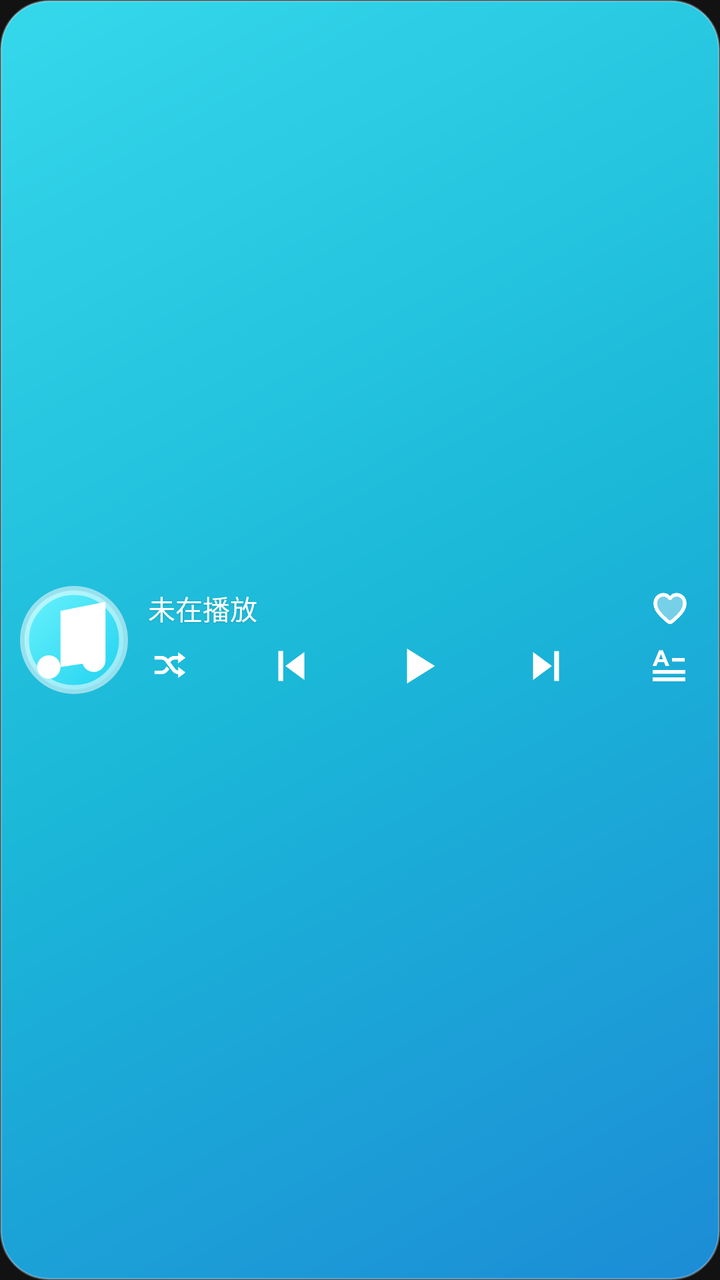
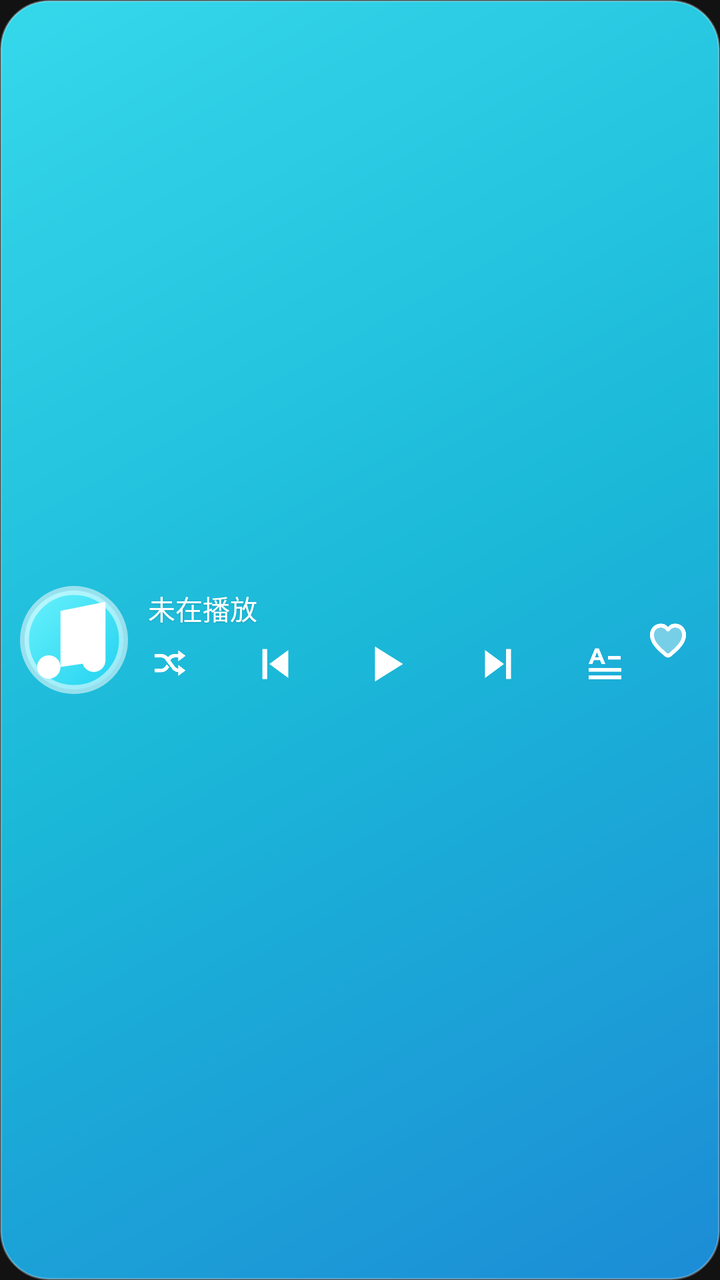

Screens rendered from an Android XML layout before and after an edit, with the pre-edit source and the edit as a unified diff.
<!-- AndroidManifest.xml: application theme Theme.Sonance -->
<!-- res/layout/widget_bar.xml -->
<?xml version="1.0" encoding="utf-8"?>
<FrameLayout xmlns:android="http://schemas.android.com/apk/res/android"
    android:id="@+id/widget_root"
    android:layout_width="match_parent"
    android:layout_height="match_parent"
    android:background="@android:color/transparent">

    <ImageView
        android:id="@+id/widget_bg_img"
        android:layout_width="match_parent"
        android:layout_height="match_parent"
        android:importantForAccessibility="no"
        android:scaleType="fitXY"
        android:src="@drawable/widget_bg" />

    <LinearLayout
        android:layout_width="match_parent"
        android:layout_height="match_parent"
        android:gravity="center_vertical"
        android:orientation="horizontal"
        android:paddingStart="10dp"
        android:paddingTop="6dp"
        android:paddingEnd="14dp"
        android:paddingBottom="6dp">

        <ImageView
            android:id="@+id/widget_cover"
            android:layout_width="54dp"
            android:layout_height="54dp"
            android:contentDescription="@string/widget_cover_desc"
            android:scaleType="fitCenter"
            android:src="@drawable/widget_placeholder" />

        <LinearLayout
            android:layout_width="0dp"
            android:layout_height="match_parent"
            android:layout_marginStart="10dp"
            android:layout_weight="1"
            android:gravity="center_vertical"
            android:orientation="vertical">

            
            <LinearLayout
                android:layout_width="match_parent"
                android:layout_height="wrap_content"
                android:gravity="center_vertical"
                android:orientation="horizontal">

                <FrameLayout
                    android:layout_width="0dp"
                    android:layout_height="wrap_content"
                    android:layout_marginEnd="6dp"
                    android:layout_weight="1">

                    <LinearLayout
                        android:id="@+id/widget_info_group"
                        android:layout_width="match_parent"
                        android:layout_height="wrap_content"
                        android:orientation="vertical">

                        <TextView
                            android:id="@+id/widget_title"
                            android:layout_width="match_parent"
                            android:layout_height="wrap_content"
                            android:ellipsize="end"
                            android:fontFamily="sans-serif-medium"
                            android:includeFontPadding="false"
                            android:maxLines="1"
                            android:shadowColor="#26000000"
                            android:shadowDy="1"
                            android:shadowRadius="2"
                            android:text="@string/widget_idle_title"
                            android:textColor="#FFFFFFFF"
                            android:textSize="13.5sp" />

                        <TextView
                            android:id="@+id/widget_artist"
                            android:layout_width="0dp"
                            android:layout_height="0dp"
                            android:visibility="gone" />
                    </LinearLayout>

                    <LinearLayout
                        android:id="@+id/widget_lyric_group"
                        android:layout_width="match_parent"
                        android:layout_height="wrap_content"
                        android:orientation="vertical"
                        android:visibility="gone">

                        <TextView
                            android:id="@+id/widget_lyric_prev"
                            android:layout_width="0dp"
                            android:layout_height="0dp"
                            android:visibility="gone" />

                        <TextView
                            android:id="@+id/widget_lyric_cur"
                            android:layout_width="match_parent"
                            android:layout_height="wrap_content"
                            android:ellipsize="end"
                            android:fontFamily="sans-serif-medium"
                            android:includeFontPadding="false"
                            android:maxLines="1"
                            android:shadowColor="#26000000"
                            android:shadowDy="1"
                            android:shadowRadius="2"
                            android:textColor="#FFFFFFFF"
                            android:textSize="13.5sp" />

                        <TextView
                            android:id="@+id/widget_lyric_next"
                            android:layout_width="0dp"
                            android:layout_height="0dp"
                            android:visibility="gone" />
                    </LinearLayout>
                </FrameLayout>

                <ImageView
                    android:id="@+id/widget_fav"
                    android:layout_width="22dp"
                    android:layout_height="22dp"
                    android:background="@drawable/widget_btn_ripple"
                    android:contentDescription="@string/widget_fav_desc"
                    android:scaleType="fitCenter"
                    android:src="@drawable/widget_ic_heart_outline" />
            </LinearLayout>

            
            <LinearLayout
                android:id="@+id/widget_controls"
                android:layout_width="match_parent"
                android:layout_height="wrap_content"
                android:layout_marginTop="4dp"
                android:gravity="center_vertical"
                android:orientation="horizontal">

                <ImageView
                    android:id="@+id/widget_mode"
                    android:layout_width="22dp"
                    android:layout_height="22dp"
                    android:background="@drawable/widget_btn_ripple"
                    android:contentDescription="@string/widget_mode_desc"
                    android:scaleType="fitCenter"
                    android:src="@drawable/widget_ic_mode_shuffle" />

                <FrameLayout
                    android:layout_width="0dp"
                    android:layout_height="1dp"
                    android:layout_weight="1" />

                <ImageView
                    android:id="@+id/widget_prev"
                    android:layout_width="24dp"
                    android:layout_height="24dp"
                    android:background="@drawable/widget_btn_ripple"
                    android:contentDescription="@string/widget_prev_desc"
                    android:scaleType="fitCenter"
                    android:src="@drawable/widget_ic_prev" />

                <FrameLayout
                    android:layout_width="0dp"
                    android:layout_height="1dp"
                    android:layout_weight="1" />

                <ImageView
                    android:id="@+id/widget_play"
                    android:layout_width="28dp"
                    android:layout_height="28dp"
                    android:background="@drawable/widget_btn_ripple"
                    android:contentDescription="@string/widget_play_desc"
                    android:scaleType="fitCenter"
                    android:src="@drawable/widget_ic_play" />

                <FrameLayout
                    android:layout_width="0dp"
                    android:layout_height="1dp"
                    android:layout_weight="1" />

                <ImageView
                    android:id="@+id/widget_next"
                    android:layout_width="24dp"
                    android:layout_height="24dp"
                    android:background="@drawable/widget_btn_ripple"
                    android:contentDescription="@string/widget_next_desc"
                    android:scaleType="fitCenter"
                    android:src="@drawable/widget_ic_next" />

                <FrameLayout
                    android:layout_width="0dp"
                    android:layout_height="1dp"
                    android:layout_weight="1" />

                <ImageView
                    android:id="@+id/widget_lyric_toggle"
                    android:layout_width="23dp"
                    android:layout_height="23dp"
                    android:background="@drawable/widget_btn_ripple"
                    android:contentDescription="@string/widget_lyric_desc"
                    android:scaleType="fitCenter"
                    android:src="@drawable/widget_ic_lyric" />
            </LinearLayout>
        </LinearLayout>
    </LinearLayout>

    
    <TextView
        android:id="@+id/widget_brand"
        android:layout_width="0dp"
        android:layout_height="0dp"
        android:visibility="gone" />

    <LinearLayout
        android:id="@+id/widget_progress_row"
        android:layout_width="0dp"
        android:layout_height="0dp"
        android:orientation="horizontal"
        android:visibility="gone">

        <TextView
            android:id="@+id/widget_time_cur"
            android:layout_width="wrap_content"
            android:layout_height="wrap_content" />

        <ImageView
            android:id="@+id/widget_progress"
            android:layout_width="0dp"
            android:layout_height="0dp"
            android:layout_weight="1"
            android:importantForAccessibility="no" />

        <TextView
            android:id="@+id/widget_time_total"
            android:layout_width="wrap_content"
            android:layout_height="wrap_content" />
    </LinearLayout>
</FrameLayout>
<!-- resources referenced by this layout -->
<resources>
  <!-- drawable widget_bg (drawable) -->
  <?xml version="1.0" encoding="utf-8"?>
  <shape xmlns:android="http://schemas.android.com/apk/res/android"
      android:shape="rectangle">
      <gradient
          android:angle="315"
          android:centerColor="#FF1BB8D8"
          android:endColor="#FF1C8CD6"
          android:startColor="#FF35D8EB"
          android:type="linear" />
      <corners android:radius="24dp" />
      <stroke
          android:width="1dp"
          android:color="#48FFFFFF" />
  </shape>
  <!-- drawable widget_btn_ripple (drawable) -->
  <?xml version="1.0" encoding="utf-8"?>
  <ripple xmlns:android="http://schemas.android.com/apk/res/android"
      android:color="#33FFFFFF" />
  <!-- drawable widget_ic_next (drawable) -->
  <?xml version="1.0" encoding="utf-8"?>
  <vector xmlns:android="http://schemas.android.com/apk/res/android"
      android:width="24dp"
      android:height="24dp"
      android:viewportWidth="24"
      android:viewportHeight="24">
      <path
          android:fillColor="#FFFFFFFF"
          android:pathData="M5.5,5 L15,12 L5.5,19 Z" />
      <path
          android:fillColor="#FFFFFFFF"
          android:pathData="M16.1,4.5h2.4v15h-2.4z" />
  </vector>
  <!-- drawable widget_ic_play (drawable) -->
  <?xml version="1.0" encoding="utf-8"?>
  <vector xmlns:android="http://schemas.android.com/apk/res/android"
      android:width="24dp"
      android:height="24dp"
      android:viewportWidth="24"
      android:viewportHeight="24">
      <path
          android:fillColor="#FFFFFFFF"
          android:pathData="M7,4.5 L19,12 L7,19.5 Z" />
  </vector>
  <!-- drawable widget_ic_prev (drawable) -->
  <?xml version="1.0" encoding="utf-8"?>
  <vector xmlns:android="http://schemas.android.com/apk/res/android"
      android:width="24dp"
      android:height="24dp"
      android:viewportWidth="24"
      android:viewportHeight="24">
      <path
          android:fillColor="#FFFFFFFF"
          android:pathData="M18.5,5 L9,12 L18.5,19 Z" />
      <path
          android:fillColor="#FFFFFFFF"
          android:pathData="M5.5,4.5h2.4v15h-2.4z" />
  </vector>
  <string name="widget_cover_desc">专辑封面</string>
  <string name="widget_fav_desc">收藏或取消收藏</string>
  <string name="widget_idle_title">未在播放</string>
  <string name="widget_lyric_desc">显示或隐藏歌词</string>
  <string name="widget_mode_desc">切换播放模式</string>
  <string name="widget_next_desc">下一首</string>
  <string name="widget_play_desc">播放或暂停</string>
  <string name="widget_prev_desc">上一首</string>
  <style name="Theme.Sonance" parent="android:Theme.Material.NoActionBar">
          <item name="android:windowBackground">@color/window_bg</item>
          <item name="android:statusBarColor">@android:color/transparent</item>
          <item name="android:navigationBarColor">@android:color/transparent</item>
          <item name="android:windowDrawsSystemBarBackgrounds">true</item>
          <item name="android:windowLayoutInDisplayCutoutMode">shortEdges</item>
          <item name="android:windowLightStatusBar">false</item>
          <item name="android:colorAccent">#FFE8A838</item>
      </style>
  <!-- drawable widget_ic_note (drawable) -->
  <?xml version="1.0" encoding="utf-8"?>
  <vector xmlns:android="http://schemas.android.com/apk/res/android"
      android:width="24dp"
      android:height="24dp"
      android:viewportWidth="24"
      android:viewportHeight="24">
      <path
          android:fillColor="#FFFFFFFF"
          android:pathData="M9,18V5.5l10,-2v13" />
      <path
          android:fillColor="#FFFFFFFF"
          android:pathData="M9,18a2.6,2.6 0 1,1 -2.6,-2.6 2.6,2.6 0 0,1 2.6,2.6z" />
      <path
          android:fillColor="#FFFFFFFF"
          android:pathData="M19,16.5a2.6,2.6 0 1,1 -2.6,-2.6 2.6,2.6 0 0,1 2.6,2.6z" />
  </vector>
  <color name="window_bg">#FF121212</color>
  <!-- unchanged entries left out for length: 4 -->
</resources>

<!-- the commit's change to res/layout/widget_bar.xml (unified diff, before → after) -->
@@ -35,22 +35,15 @@
             android:layout_width="0dp"
             android:layout_height="match_parent"
             android:layout_marginStart="10dp"
+            android:layout_marginEnd="8dp"
             android:layout_weight="1"
             android:gravity="center_vertical"
             android:orientation="vertical">
 
             
-            <LinearLayout
+            <FrameLayout
                 android:layout_width="match_parent"
-                android:layout_height="wrap_content"
-                android:gravity="center_vertical"
-                android:orientation="horizontal">
-
-                <FrameLayout
-                    android:layout_width="0dp"
-                    android:layout_height="wrap_content"
-                    android:layout_marginEnd="6dp"
-                    android:layout_weight="1">
+                android:layout_height="wrap_content">
 
                     <LinearLayout
                         android:id="@+id/widget_info_group"
@@ -113,17 +106,7 @@
                             android:layout_height="0dp"
                             android:visibility="gone" />
                     </LinearLayout>
-                </FrameLayout>
-
-                <ImageView
-                    android:id="@+id/widget_fav"
-                    android:layout_width="22dp"
-                    android:layout_height="22dp"
-                    android:background="@drawable/widget_btn_ripple"
-                    android:contentDescription="@string/widget_fav_desc"
-                    android:scaleType="fitCenter"
-                    android:src="@drawable/widget_ic_heart_outline" />
-            </LinearLayout>
+            </FrameLayout>
 
             
             <LinearLayout
@@ -200,6 +183,16 @@
                     android:src="@drawable/widget_ic_lyric" />
             </LinearLayout>
         </LinearLayout>
+
+        
+        <ImageView
+            android:id="@+id/widget_fav"
+            android:layout_width="24dp"
+            android:layout_height="24dp"
+            android:background="@drawable/widget_btn_ripple"
+            android:contentDescription="@string/widget_fav_desc"
+            android:scaleType="fitCenter"
+            android:src="@drawable/widget_ic_heart_outline" />
     </LinearLayout>
 
     
